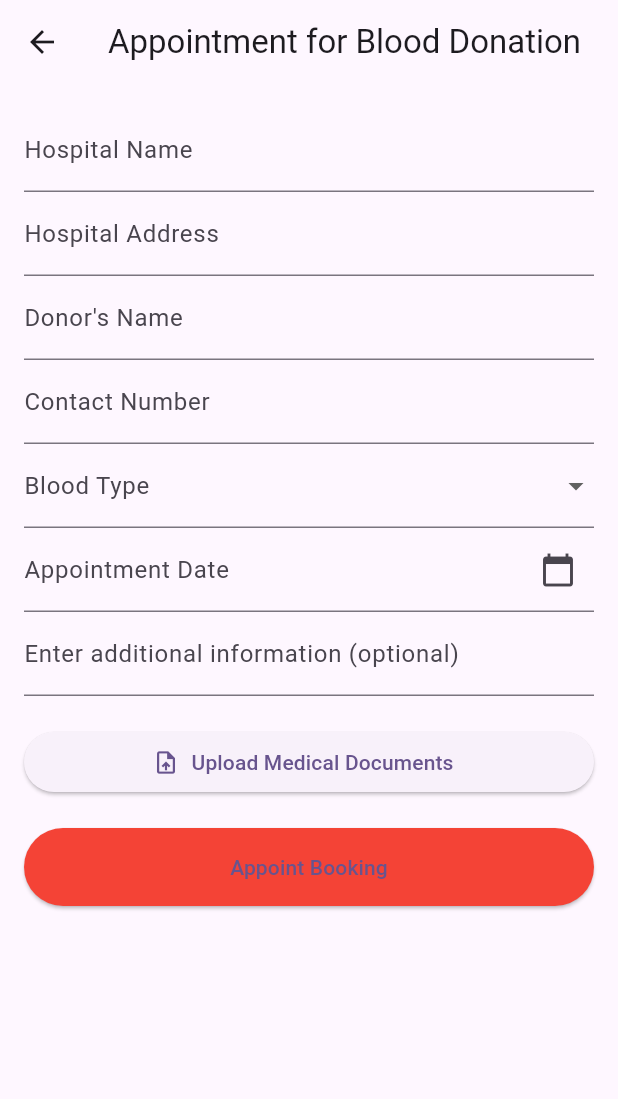
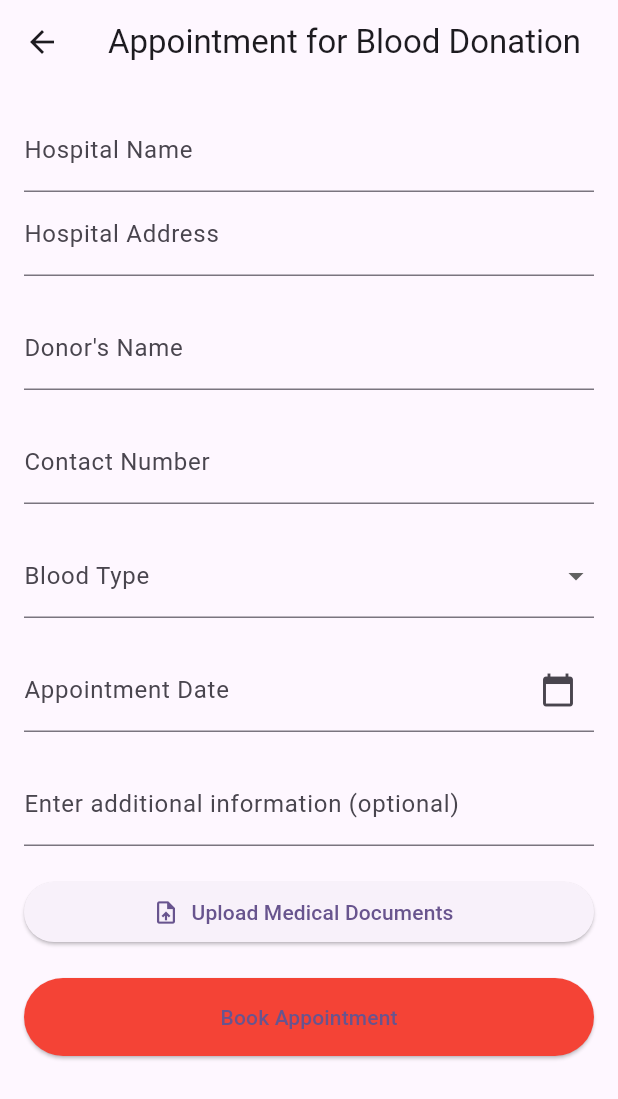
Before and after one commit to Pakhrin007/BloodLife, a Flutter app: the BloodDonationForm screen opened directly with empty values, after a tap on "Upload Medical Documents", on a phone screen of 412 x 824 dp. Shown: the top 1099 px of the screen. Run offline on Flutter 3.47's test engine with Material 3 defaults, Android fonts, the phone set to English and light mode, and no system bars; our stand-ins replace animated_splash_screen, cached_network_image, cloud_firestore, curved_navigation_bar, file_picker, firebase_auth and 7 more; missing offline and left inert: cloudinary_public; accounts and stored records are empty.

Commit message:
appointments

```diff
--- a/lib/main.dart
+++ b/lib/main.dart
@@ -28,7 +28,7 @@ class MyApp extends StatelessWidget {
         colorScheme: ColorScheme.fromSeed(seedColor: Colors.deepPurple),
         useMaterial3: true,
       ),
-      home: EventsPage(),
+      home: Splashscreen(),
     );
   }
 }
--- a/lib/mappages/appointment.dart
+++ b/lib/mappages/appointment.dart
@@ -1,15 +1,20 @@
+import 'dart:io';
+
+import 'package:cloud_firestore/cloud_firestore.dart';
+import 'package:cloudinary_public/cloudinary_public.dart';
+import 'package:firebase_auth/firebase_auth.dart';
+import 'package:flutter/material.dart';
 import 'package:file_picker/file_picker.dart';
-import 'package:flutter/material.dart';
 
 class BloodDonationForm extends StatefulWidget {
   final String hospitalName;
   final String hospitalAddress;
 
   const BloodDonationForm({
-    super.key,
+    Key? key,
     required this.hospitalName,
     required this.hospitalAddress,
-  });
+  }) : super(key: key);
 
   @override
   _BloodDonationFormState createState() => _BloodDonationFormState();
@@ -22,16 +27,116 @@ class _BloodDonationFormState extends State<BloodDonationForm> {
   late String _bloodType;
   late DateTime _appointmentDate;
   late String _additionalInfo;
+  File? selectedMedicalFile;
+  String? cloudinaryFileUrl;
 
   final TextEditingController _dateController = TextEditingController();
+  final TextEditingController _nameController = TextEditingController();
+  final TextEditingController _contactController = TextEditingController();
+  String? _uploadedFileUrl;
 
-  void pickFile() async {
-    FilePickerResult? result = await FilePicker.platform.pickFiles();
+  final cloudinary = CloudinaryPublic(
+    'dykgt0uth', // Replace with your Cloudinary cloud name
+    'bloodlife', // Replace with your upload preset
+    cache: false,
+  );
 
-    if (result != null) {
-      setState(() {
-        var fileName = result.files.single.name; // Set the file name
-      });
+  @override
+  void initState() {
+    super.initState();
+    _initializeUserData();
+  }
+
+  Future<void> pickMedicalDocument() async {
+    try {
+      FilePickerResult? result = await FilePicker.platform.pickFiles(
+        type: FileType.custom,
+        allowedExtensions: ['pdf', 'jpg', 'png', 'jpeg'],
+      );
+
+      if (result != null) {
+        File file = File(result.files.single.path!);
+
+        setState(() {
+          selectedMedicalFile = file;
+        });
+
+        // Offload upload task to Isolate
+        String? uploadedUrl = await uploadToCloudinary(file);
+        if (uploadedUrl != null) {
+          setState(() {
+            cloudinaryFileUrl = uploadedUrl;
+            _uploadedFileUrl = uploadedUrl; // Set the URL here for use in submission
+          });
+          ScaffoldMessenger.of(context).showSnackBar(
+            SnackBar(content: Text('Document uploaded successfully')),
+          );
+        }
+      }
+    } catch (e) {
+      ScaffoldMessenger.of(context).showSnackBar(
+        SnackBar(content: Text('File upload failed: $e')),
+      );
+    }
+  }
+
+  void _initializeUserData() {
+    final user = FirebaseAuth.instance.currentUser;
+    if (user != null) {
+      _nameController.text = user.displayName ?? '';
+      _contactController.text = user.phoneNumber ?? '';
+    }
+  }
+
+  Future<String?> uploadToCloudinary(File file) async {
+    try {
+      CloudinaryResponse response = await cloudinary.uploadFile(
+        CloudinaryFile.fromFile(
+          file.path,
+          folder: 'appointments',
+          resourceType: CloudinaryResourceType.Auto, // Adjust resource type
+        ),
+      );
+      print("Uploaded file URL: ${response.secureUrl}");
+      return response.secureUrl;
+    } on CloudinaryException catch (e) {
+      debugPrint('Cloudinary error: ${e.message}');
+      ScaffoldMessenger.of(context).showSnackBar(
+        SnackBar(content: Text('Cloudinary upload failed: ${e.message}')),
+      );
+      return null;
+    } catch (e) {
+      debugPrint('Unexpected error: $e');
+      return null;
+    }
+  }
+
+  Future<void> _submitForm() async {
+    if (_formKey.currentState!.validate()) {
+      _formKey.currentState?.save();
+
+      try {
+        await FirebaseFirestore.instance.collection('appointments').add({
+          'donorName': _donorName,
+          'contactNumber': _contactNumber,
+          'bloodType': _bloodType,
+          'appointmentDate': _appointmentDate.toIso8601String(),
+          'additionalInfo': _additionalInfo,
+          'hospitalName': widget.hospitalName,
+          'hospitalAddress': widget.hospitalAddress,
+          'fileUrl': _uploadedFileUrl,
+          'userId': FirebaseAuth.instance.currentUser?.uid,
+        });
+
+        ScaffoldMessenger.of(context).showSnackBar(
+          const SnackBar(content: Text('Appointment booked successfully!')),
+        );
+        Navigator.pop(context);
+      } catch (e) {
+        ScaffoldMessenger.of(context).showSnackBar(
+          SnackBar(content: Text('Error booking appointment: $e')),
+        );
+      }
     }
   }
 
@@ -54,29 +159,37 @@ class _BloodDonationFormState extends State<BloodDonationForm> {
           child: ListView(
             children: <Widget>[
               TextFormField(
-                initialValue: widget.hospitalName, // Display the selected hospital's name
+                initialValue: widget.hospitalName,
                 decoration: const InputDecoration(labelText: "Hospital Name"),
                 readOnly: true,
               ),
               TextFormField(
-                initialValue: widget.hospitalAddress, // Display the selected hospital's address
+                initialValue: widget.hospitalAddress,
                 decoration: const InputDecoration(labelText: "Hospital Address"),
                 readOnly: true,
               ),
-
+              const SizedBox(height: 20),
               TextFormField(
+                controller: _nameController,
                 decoration: const InputDecoration(labelText: "Donor's Name"),
+                validator: (value) =>
+                value!.isEmpty ? "Please enter your name" : null,
                 onSaved: (value) {
                   _donorName = value!;
                 },
               ),
+              const SizedBox(height: 20),
               TextFormField(
+                controller: _contactController,
                 decoration: const InputDecoration(labelText: 'Contact Number'),
                 keyboardType: TextInputType.phone,
+                validator: (value) =>
+                value!.isEmpty ? "Please enter your contact number" : null,
                 onSaved: (value) {
                   _contactNumber = value!;
                 },
               ),
+              const SizedBox(height: 20),
               DropdownButtonFormField<String>(
                 decoration: const InputDecoration(labelText: 'Blood Type'),
                 items: [
@@ -85,12 +198,15 @@ class _BloodDonationFormState extends State<BloodDonationForm> {
                   value: label,
                   child: Text(label),
                 )).toList(),
+                validator: (value) =>
+                value == null ? "Please select a blood type" : null,
                 onChanged: (value) {
                   setState(() {
                     _bloodType = value!;
                   });
                 },
               ),
+              const SizedBox(height: 20),
               TextFormField(
                 controller: _dateController,
                 decoration: const InputDecoration(
@@ -108,38 +224,40 @@ class _BloodDonationFormState extends State<BloodDonationForm> {
                   if (pickedDate != null) {
                     setState(() {
                       _appointmentDate = pickedDate;
-                      _dateController.text = "${_appointmentDate.toLocal()}".split(' ')[0];
+                      _dateController.text =
+                      "${_appointmentDate.toLocal()}".split(' ')[0];
                     });
                   }
                 },
+                validator: (value) =>
+                value!.isEmpty ? "Please select an appointment date" : null,
               ),
+              const SizedBox(height: 20),
               TextFormField(
                 decoration: const InputDecoration(
                     labelText: 'Enter additional information (optional)'),
                 onSaved: (value) {
-                  _additionalInfo = value!;
+                  _additionalInfo = value ?? '';
                 },
               ),
               const SizedBox(height: 20),
               ElevatedButton.icon(
-                onPressed: () {
-                  pickFile();
-                },
+                onPressed: pickMedicalDocument,
                 icon: const Icon(Icons.upload_file),
-                label: const Text('Upload Medical Documents'),
+                label: Text(
+                  _uploadedFileUrl == null
+                      ? 'Upload Medical Documents'
+                      : 'File Uploaded',
+                ),
               ),
               const SizedBox(height: 20),
               ElevatedButton(
-                onPressed: () {
-                  if (_formKey.currentState!.validate()) {
-                    _formKey.currentState?.save();
-                  }
-                },
+                onPressed: _submitForm,
                 style: ElevatedButton.styleFrom(
                   backgroundColor: Colors.red,
                   padding: const EdgeInsets.symmetric(vertical: 16.0),
                 ),
-                child: const Text('Appoint Booking'),
+                child: const Text('Book Appointment'),
               ),
             ],
           ),
```
